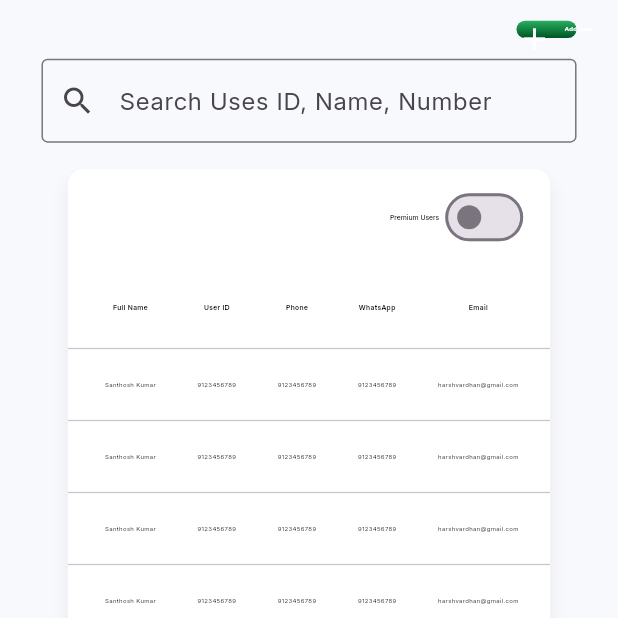
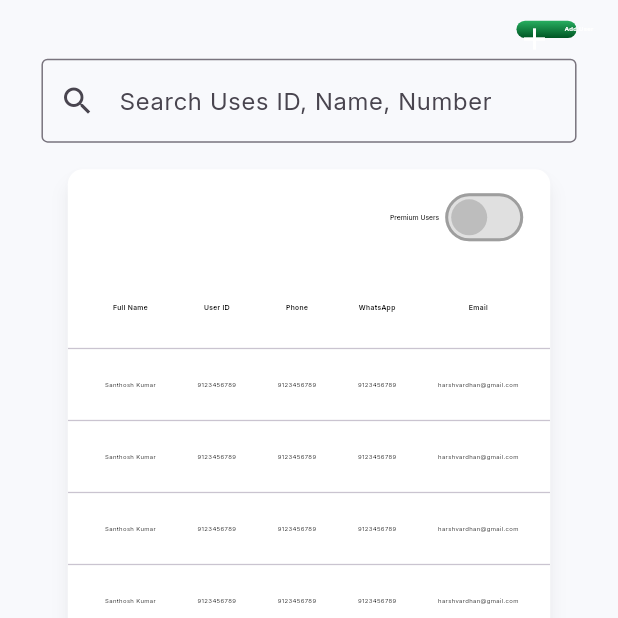
Before and after one commit to supportta-projects/taproot_admin, a Flutter app: the UserManagementScreen screen opened by its route, on a phone screen of 412 x 824 dp, the top half of it. Run offline on Flutter 3.47's test engine with Material 3 defaults, Android fonts, the phone set to English and light mode, and no system bars; our stand-ins replace auto_size_text, cached_network_image, dio, dotted_border, easy_sidemenu, file_picker and 9 more; accounts and stored records are empty.

Commit message:
feat: Add switch theme customization for improved user interface

```diff
--- a/lib/features/users_screen/user_management_screen.dart
+++ b/lib/features/users_screen/user_management_screen.dart
@@ -110,6 +110,7 @@ class _UserManagementScreenState extends State<UserManagementScreen> {
                         style: context.inter50016.copyWith(fontSize: 16.fSize),
                       ),
                       Switch(
+
                         value: showOnlyPremium,
                         onChanged: (val) {
                           setState(() {
--- a/lib/theme/theme.dart
+++ b/lib/theme/theme.dart
@@ -4,6 +4,40 @@ import '/gen/fonts.gen.dart';
 
 class AppTheme {
   static ThemeData lightTheme = ThemeData(
+    switchTheme: SwitchThemeData(
+      thumbIcon: WidgetStateProperty.resolveWith<Icon?>((states) {
+        if (states.contains(WidgetState.disabled)) {
+          return Icon(Icons.circle_outlined, color: Colors.grey);
+        }
+        if (states.contains(WidgetState.selected)) {
+          return Icon(Icons.circle, color: CustomColors.primaryColor);
+        }
+        return Icon(Icons.circle_outlined, color: Colors.grey.shade400);
+      }),
+
+      thumbColor: WidgetStateProperty.resolveWith<Color>((states) {
+        if (states.contains(WidgetState.disabled)) {
+          return Colors.grey; // Disabled thumb
+        }
+        if (states.contains(WidgetState.selected)) {
+          return CustomColors.primaryColor; // ON thumb
+        }
+        return Colors.grey.shade400; // OFF thumb
+      }),
+
+      trackColor: WidgetStateProperty.resolveWith<Color>((states) {
+        if (states.contains(WidgetState.disabled)) {
+          return Colors.grey.shade300; // Disabled track
+        }
+        if (states.contains(WidgetState.selected)) {
+          return Colors.amber; // ON track
+        }
+        return Colors.grey.shade300; // OFF track
+      }),
+
+      trackOutlineColor: WidgetStatePropertyAll(Colors.grey),
+    ),
+
     // cardColor: Colors.yellow,
     // dialogBackgroundColor: Colors.white,
     // dialogTheme: ,
```
